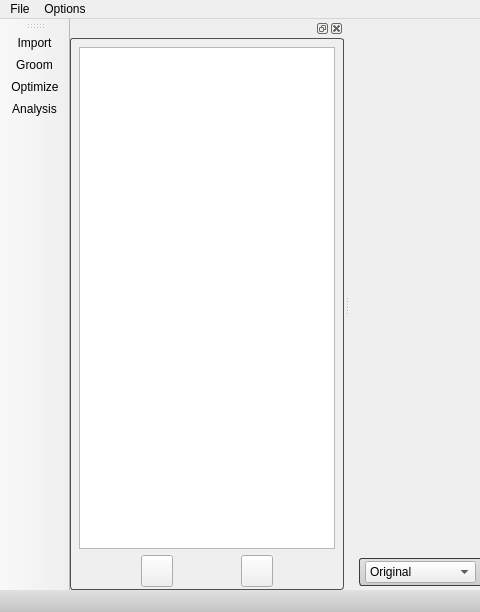
The window that src/Application/ShapeWorksStudioApp.ui (SCIInstitute/ShapeWorks) describes before a commit, drawn with Qt 5; both pictures show x 0 to 480 and y 0 to 612 of the 780 by 612 pixel window.
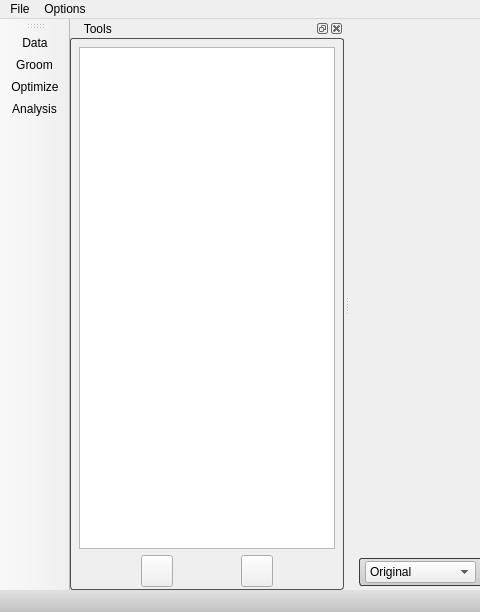
The same window after the commit. Icons and pictures are not drawn. Custom widgets are drawn as their Qt base class.

Patch:
```diff
--- a/src/Application/ShapeWorksStudioApp.ui
+++ b/src/Application/ShapeWorksStudioApp.ui
@@ -269,7 +269,7 @@
     <set>QDockWidget::AllDockWidgetFeatures</set>
    </property>
    <property name="windowTitle">
-    <string/>
+    <string>   Tools</string>
    </property>
    <attribute name="dockWidgetArea">
     <number>1</number>
@@ -439,7 +439,7 @@
      <normaloff>:/Studio/Images/data.png</normaloff>:/Studio/Images/data.png</iconset>
    </property>
    <property name="text">
-    <string>Import</string>
+    <string>Data</string>
    </property>
   </action>
   <action name="action_optimize_mode">
```
